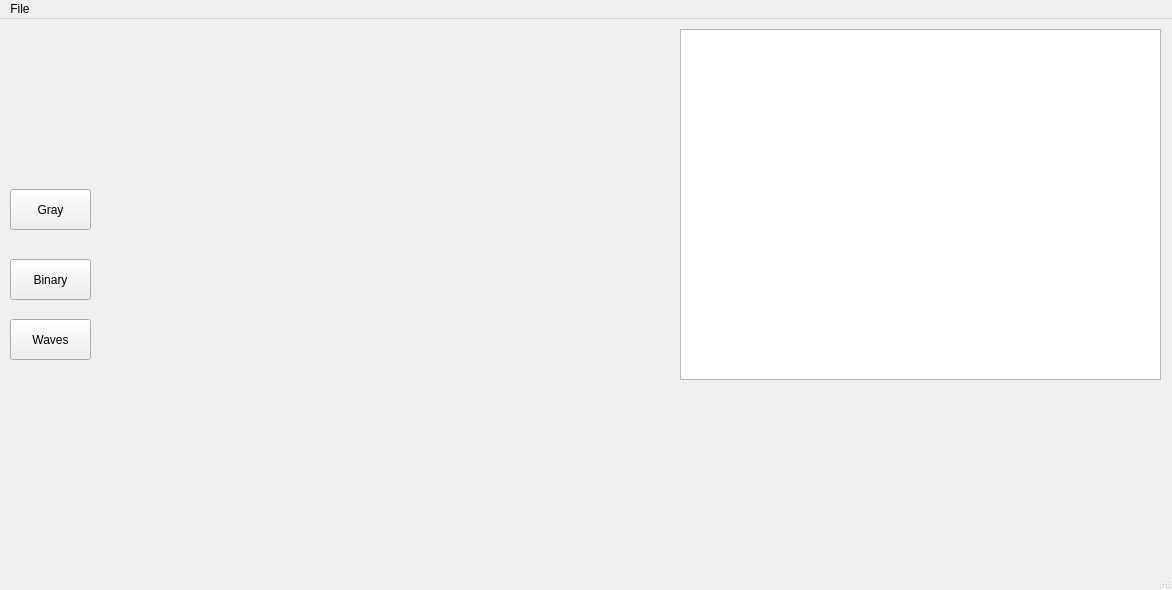
Qt form imgp/mainwindow.ui (dangost/image-processing) before a commit.
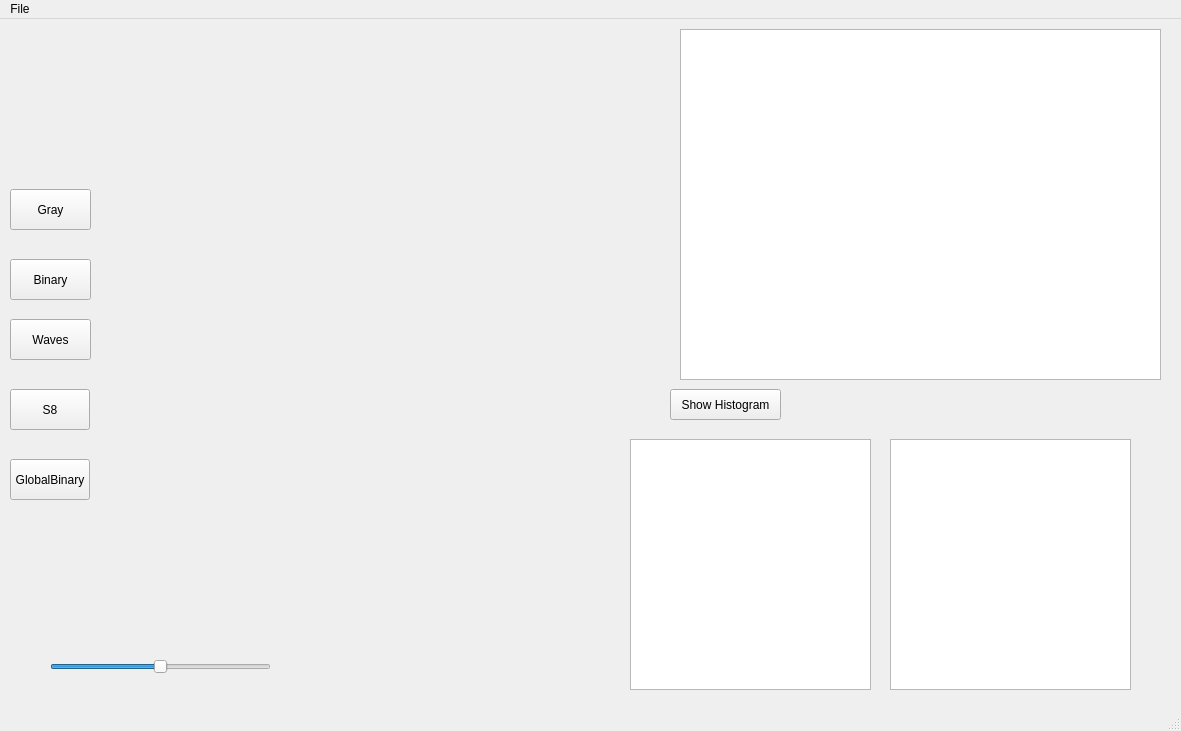
The same form after that commit.

What changed in the file:
```diff
--- a/imgp/mainwindow.ui
+++ b/imgp/mainwindow.ui
@@ -6,8 +6,8 @@
    <rect>
     <x>0</x>
     <y>0</y>
-    <width>1172</width>
-    <height>590</height>
+    <width>1181</width>
+    <height>731</height>
    </rect>
   </property>
   <property name="windowTitle">
@@ -76,13 +76,91 @@
      </rect>
     </property>
    </widget>
+   <widget class="QPushButton" name="histogramButton">
+    <property name="geometry">
+     <rect>
+      <x>670</x>
+      <y>370</y>
+      <width>111</width>
+      <height>31</height>
+     </rect>
+    </property>
+    <property name="text">
+     <string>Show Histogram</string>
+    </property>
+   </widget>
+   <widget class="QTableWidget" name="a4TableWidget">
+    <property name="geometry">
+     <rect>
+      <x>630</x>
+      <y>420</y>
+      <width>241</width>
+      <height>251</height>
+     </rect>
+    </property>
+   </widget>
+   <widget class="QTableWidget" name="a8TableWidget">
+    <property name="geometry">
+     <rect>
+      <x>890</x>
+      <y>420</y>
+      <width>241</width>
+      <height>251</height>
+     </rect>
+    </property>
+   </widget>
+   <widget class="QPushButton" name="s8Button">
+    <property name="geometry">
+     <rect>
+      <x>10</x>
+      <y>370</y>
+      <width>80</width>
+      <height>41</height>
+     </rect>
+    </property>
+    <property name="text">
+     <string>S8</string>
+    </property>
+   </widget>
+   <widget class="QPushButton" name="globalBinaruButton">
+    <property name="geometry">
+     <rect>
+      <x>10</x>
+      <y>440</y>
+      <width>80</width>
+      <height>41</height>
+     </rect>
+    </property>
+    <property name="text">
+     <string>GlobalBinary</string>
+    </property>
+   </widget>
+   <widget class="QSlider" name="globalSlider">
+    <property name="geometry">
+     <rect>
+      <x>50</x>
+      <y>640</y>
+      <width>221</width>
+      <height>16</height>
+     </rect>
+    </property>
+    <property name="maximum">
+     <number>255</number>
+    </property>
+    <property name="value">
+     <number>128</number>
+    </property>
+    <property name="orientation">
+     <enum>Qt::Horizontal</enum>
+    </property>
+   </widget>
   </widget>
   <widget class="QMenuBar" name="menubar">
    <property name="geometry">
     <rect>
      <x>0</x>
      <y>0</y>
-     <width>1172</width>
+     <width>1181</width>
      <height>21</height>
     </rect>
    </property>
```
